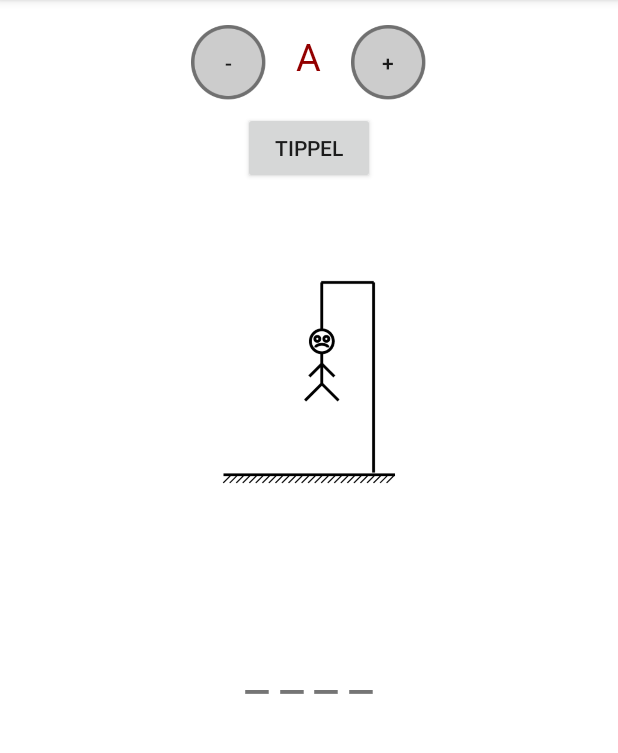
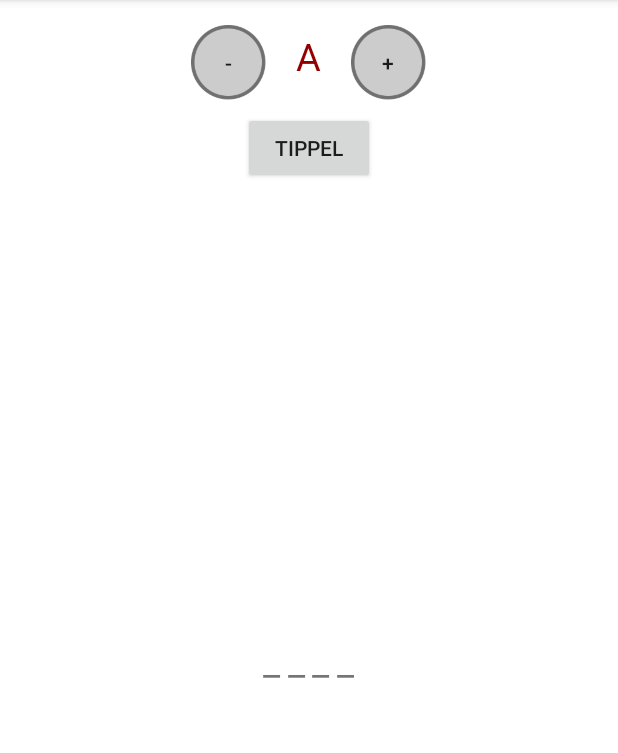
Before and after one commit to szaszabi7/Android_SzalaiSzabolcs_Akasztofa, an Android app: the screen it shows after launch (MainActivity), on a phone screen of 412 x 824 dp, the part 84-837 px from its top. Run offline under Robolectric (Android 15) with nearby library versions, the phone set to English and light mode, and no system bars.

Commit message:
betűválasztás működik, a betűk megjelennek ha jót választunk

```diff
--- a/app/src/main/java/hu/petrik/akasztofa/MainActivity.kt
+++ b/app/src/main/java/hu/petrik/akasztofa/MainActivity.kt
@@ -5,10 +5,97 @@ import android.os.Bundle
 import android.widget.Button
 import android.widget.ImageView
 import android.widget.TextView
+import java.util.ArrayList
+import kotlin.random.Random
 
 class MainActivity : AppCompatActivity() {
+    lateinit var buttonMinusz : Button
+    lateinit var buttonPlusz : Button
+    lateinit var buttonTipp : Button
+    lateinit var textViewBetu: TextView
+    lateinit var textViewSzo: TextView
+    lateinit var imageViewAkasztofa: ImageView
+    lateinit var random : Random
+    lateinit var szo : CharArray
+    lateinit var szoBetuk : CharArray
+
+    val szoArray = arrayOf("game", "cpu", "memory", "pear", "team", "android", "color", "speaker", "controller", "monitor", "phone", "cable")
+    val abc : ArrayList<Char> = ArrayList()
+
+
+    var i = 0
     override fun onCreate(savedInstanceState: Bundle?) {
+
         super.onCreate(savedInstanceState)
         setContentView(R.layout.activity_main)
+        init()
+
+        buttonPlusz.setOnClickListener() {
+            if (i == abc.size-1){
+                i = 0
+                textViewBetu.text = abc[i].toString()
+            }
+            else {
+                ++i
+                textViewBetu.text = abc[i].toString()
+            }
+        }
+
+        buttonMinusz.setOnClickListener() {
+            if (i == 0){
+                i = abc.size-1
+                textViewBetu.text = abc[i].toString()
+            }
+            else {
+                --i
+                textViewBetu.text = abc[i].toString()
+            }
+        }
+
+        buttonTipp.setOnClickListener() {
+            val betu = textViewBetu.text.first().lowercaseChar()
+            if (szo.contains(betu)) {
+                textViewSzo.text = ""
+                var index : ArrayList<Int> = ArrayList()
+                for (i in szo.indices) {
+                    if (szo[i] == betu) {
+                        index.add(i)
+                    }
+                }
+                for (j in index.indices) {
+                    szoBetuk[index[j]] = betu
+                }
+                for (k in szo.indices) {
+                    textViewSzo.append(szoBetuk[k].toString())
+                }
+            } else {
+
+            }
+        }
+    }
+
+    fun init() {
+        buttonMinusz = findViewById(R.id.buttonMinusz)
+        buttonPlusz = findViewById(R.id.buttonPlusz)
+        buttonTipp = findViewById(R.id.buttonTipp)
+        textViewBetu = findViewById(R.id.textViewBetu)
+        textViewSzo = findViewById(R.id.textViewSzo)
+        imageViewAkasztofa = findViewById(R.id.imageViewAkasztofa)
+        random = Random
+        var c : Char = 'A'
+        while (c <= 'Z') {
+            abc.add(c)
+            c++
+        }
+        textViewBetu.text = abc[0].toString()
+        szo = szoArray[random.nextInt(12)].toCharArray()
+        szoBetuk = CharArray(szo.size)
+        for (i in szo.indices) {
+            textViewSzo.append("_")
+            szoBetuk[i] = '_'
+        }
+        /*for (j in szo.indices) {
+            textViewSzo.append(szo[j].toString())
+        }*/
     }
 }
--- a/app/src/main/res/layout/activity_main.xml
+++ b/app/src/main/res/layout/activity_main.xml
@@ -46,15 +46,20 @@
     <ImageView
         android:layout_width="300dp"
         android:layout_height="300dp"
-        android:src="@drawable/akasztofa13"
+        android:src="@drawable/akasztofa00"
         android:id="@+id/imageViewAkasztofa"/>
+    <LinearLayout
+        android:layout_width="match_parent"
+        android:layout_height="wrap_content"
+        android:gravity="center">
 
-    <TextView
-        android:layout_width="wrap_content"
-        android:layout_height="wrap_content"
-        android:text="____"
-        android:letterSpacing="0.2"
-        android:textSize="35sp"
-        android:id="@+id/textViewSzo"/>
+        <TextView
+            android:layout_width="wrap_content"
+            android:layout_height="wrap_content"
+            android:letterSpacing="0.2"
+            android:textSize="25sp"
+            android:id="@+id/textViewSzo"/>
+
+    </LinearLayout>
 
 </LinearLayout>
```
